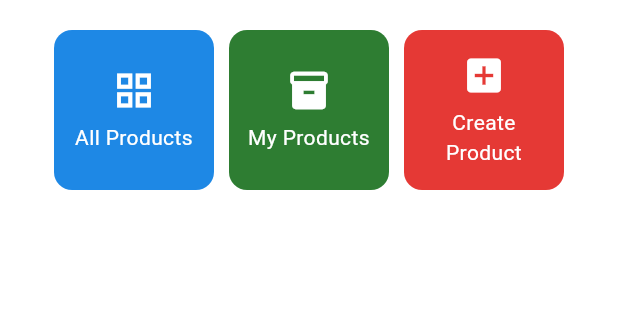
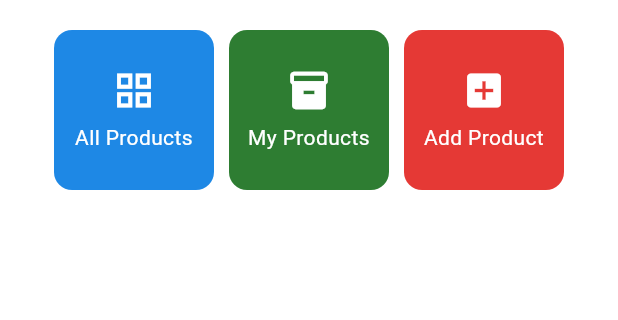
Before and after one commit to levinaaurellia/football-station-mobile, a Flutter app: the screen it shows after launch, on a phone screen of 412 x 824 dp, the part 357-677 px from its top. Run offline on Flutter 3.47's test engine with Material 3 defaults, Android fonts, the phone set to English and light mode, and no system bars.

Commit message:
tombol add product dan pop up setelah save

```diff
--- a/lib/screens/menu.dart
+++ b/lib/screens/menu.dart
@@ -15,7 +15,7 @@ class MyHomePage extends StatelessWidget {
   final List<ItemHomepage> items = [
     ItemHomepage("All Products", Icons.grid_view, const Color(0xFF1E88E5)),
     ItemHomepage("My Products", Icons.inventory_2, const Color(0xFF2E7D32)),
-    ItemHomepage("Create Product", Icons.add_box, const Color(0xFFE53935)),
+    ItemHomepage("Add Product", Icons.add_box, const Color(0xFFE53935)),
   ];
 
   @override
```
Also changed, not shown: lib/screens/productlist_form.dart (+14 -0 lines).
